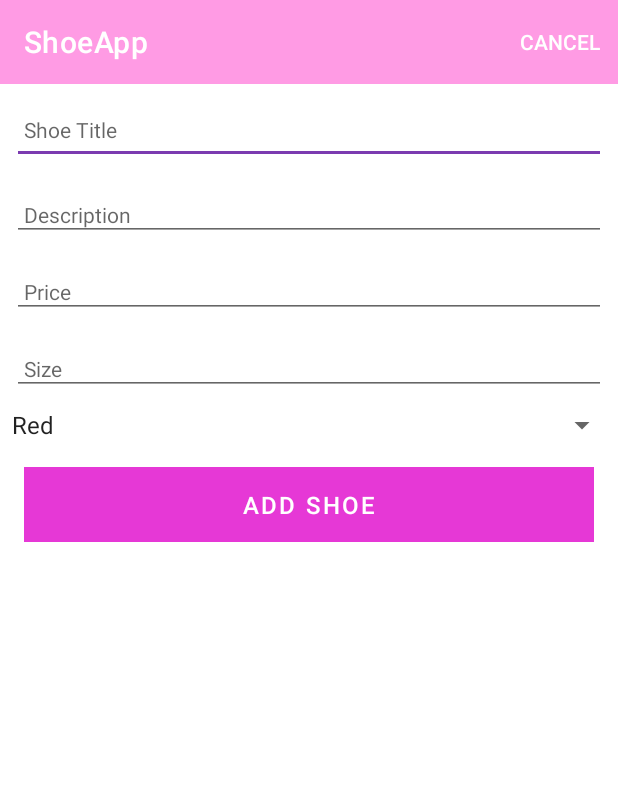
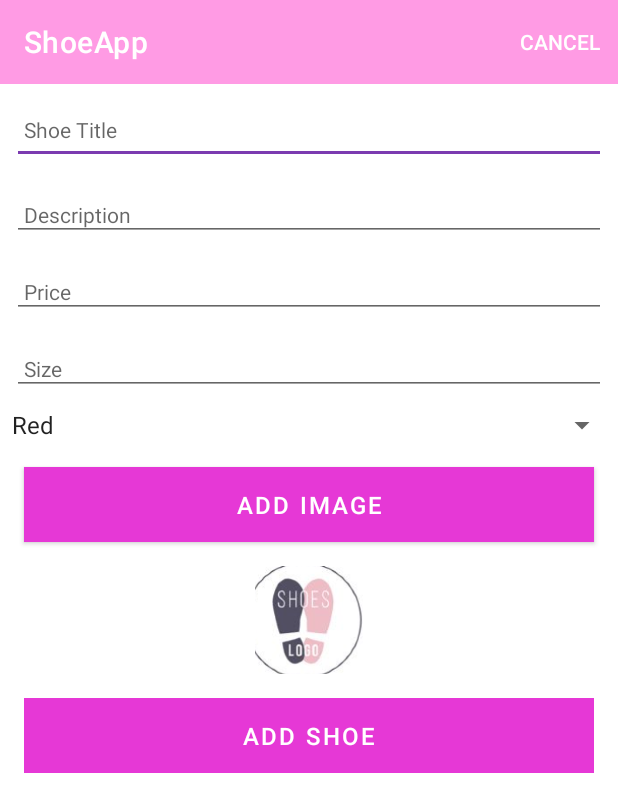
Before and after one commit to emily172/ShoeApp, an Android app: the ShoeActivity screen opened directly, with no data from a screen before it, on a phone screen of 412 x 824 dp. Shown: the top 812 px of the screen. Run offline under Robolectric (Android 15) with nearby library versions, the phone set to English and light mode, and no system bars; our stand-ins replace Timber; 1 statement that could not run was skipped.

Commit message:
Added button and image view as new controls

```diff
--- a/app/src/main/res/layout/activity_shoe.xml
+++ b/app/src/main/res/layout/activity_shoe.xml
@@ -98,6 +98,27 @@
                     android:layout_width="match_parent"
                     android:layout_height="wrap_content" />
 
+
+                <Button
+                    android:id="@+id/chooseImage"
+                    android:layout_width="match_parent"
+                    android:layout_height="wrap_content"
+                    android:layout_margin="16dp"
+                    android:background="@color/colorAccent"
+                    android:paddingBottom="8dp"
+                    android:paddingTop="8dp"
+                    android:text="@string/button_addImage"
+                    android:textColor="@color/colorPrimary"
+                    android:textSize="16sp"/>
+
+                <ImageView
+                    android:id="@+id/shoeImage"
+                    android:layout_width="match_parent"
+                    android:layout_height="wrap_content"
+                    app:srcCompat="@mipmap/ic_launcher"/>
+
+
+
                 <Button
                     android:id="@+id/btnAdd"
                     android:layout_width="match_parent"
```
